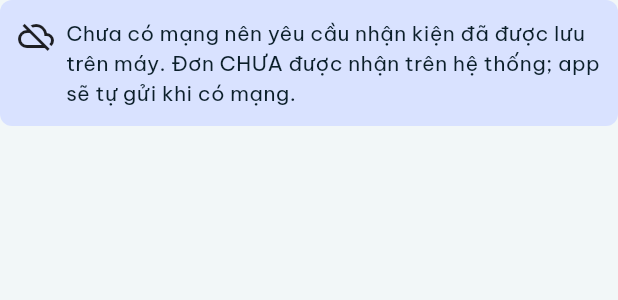
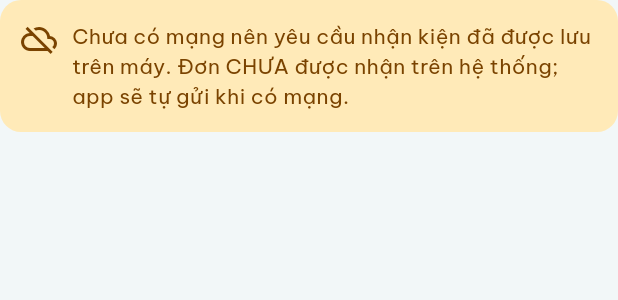
Before and after one commit to mytrongcomvn789-lab/java_project, a Flutter app: the QueuedNotice widget shown alone on an empty page, opened directly, on a phone screen of 412 x 824 dp. Shown: the top 300 px of the screen. Run offline on Flutter 3.47's test engine with Material 3 defaults, Android fonts, the phone set to English and light mode, and no system bars; our stand-ins replace dio, flutter_riverpod, flutter_secure_storage, go_router, image_picker; missing offline and left inert: mobile_scanner; accounts and stored records are empty; network calls fail.

Commit message:
style(mobile): hộp chờ gửi dùng màu vàng, nhãn trạm gửi không xuống dòng

```diff
--- a/mobile/lib/features/operator/operator_screens.dart
+++ b/mobile/lib/features/operator/operator_screens.dart
@@ -834,7 +834,7 @@ class _ReturnDetailScreenState extends ConsumerState<ReturnDetailScreen> {
       ]),
       const SizedBox(height: 16),
       InfoCard('Lộ trình', [
-        InfoRow('Trạm gửi (nhận lại)', _stationName(stations, o.pickupStationId)),
+        InfoRow('Trạm gửi', _stationName(stations, o.pickupStationId)),
         InfoRow('Trạm nhận', _stationName(stations, o.dropoffStationId)),
       ]),
       InfoCard('Kiện hàng', [
--- a/mobile/lib/features/operator/sync_widgets.dart
+++ b/mobile/lib/features/operator/sync_widgets.dart
@@ -12,17 +12,17 @@ class QueuedNotice extends StatelessWidget {
 
   @override
   Widget build(BuildContext context) {
-    final scheme = Theme.of(context).colorScheme;
+    // Cùng màu vàng với banner "chờ đồng bộ" ở màn chính để người dùng nhận ra là một việc.
+    final warn = StatusPalette.pending;
     return Container(
-        padding: const EdgeInsets.all(12),
+        padding: const EdgeInsets.all(14),
         margin: const EdgeInsets.only(bottom: 12),
         decoration: BoxDecoration(
-            color: scheme.tertiaryContainer,
-            borderRadius: BorderRadius.circular(8)),
+            color: warn.background, borderRadius: BorderRadius.circular(14)),
         child: Row(crossAxisAlignment: CrossAxisAlignment.start, children: [
-          const Icon(Icons.cloud_off_outlined),
-          const SizedBox(width: 8),
-          Expanded(child: Text(text)),
+          Icon(Icons.cloud_off_outlined, color: warn.foreground),
+          const SizedBox(width: 10),
+          Expanded(child: Text(text, style: TextStyle(color: warn.foreground))),
         ]));
   }
 }
```
